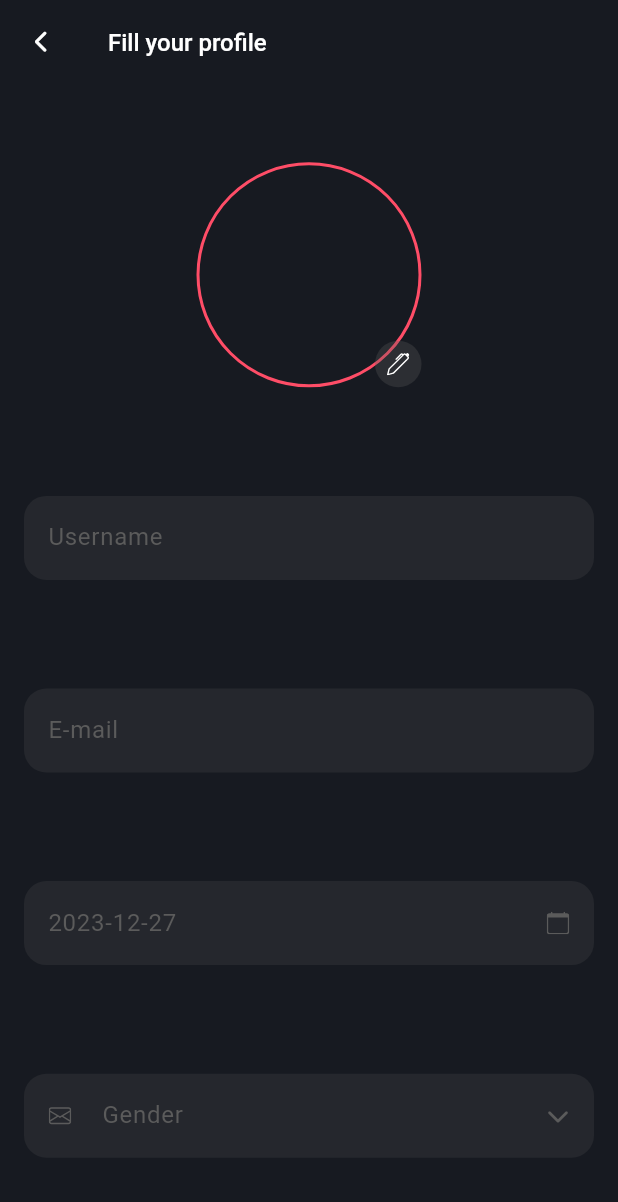
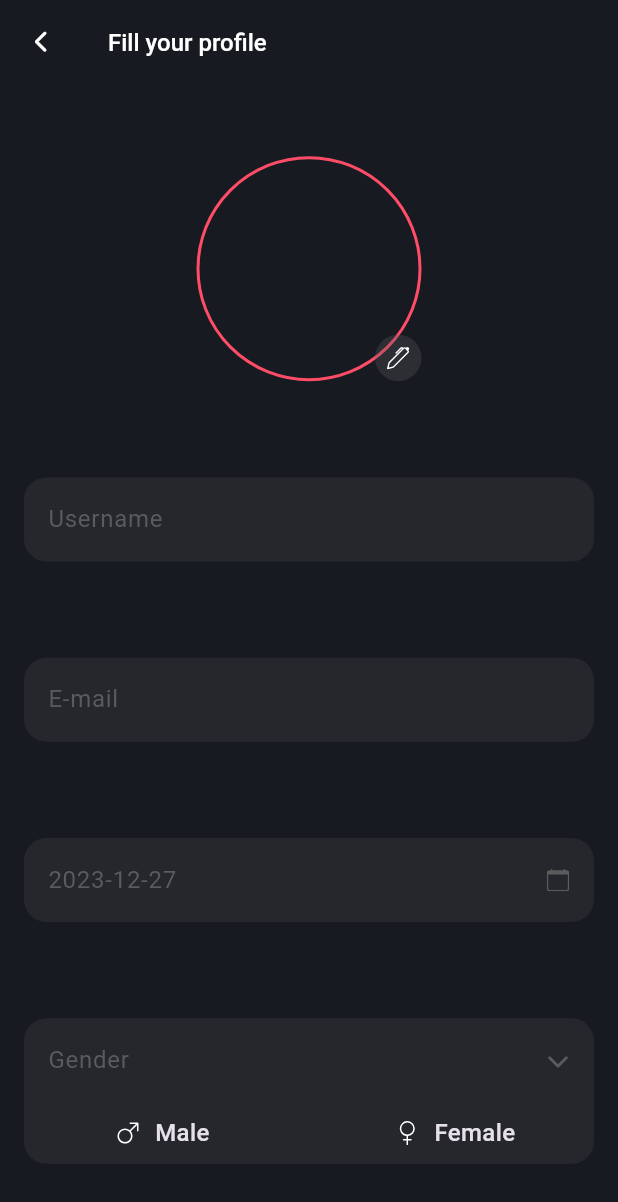
Before and after one commit to hafedh049/luxy, a Flutter app: the SignUp screen opened directly, on a phone screen of 412 x 824 dp. Shown: the top 1202 px of the screen. Run offline on Flutter 3.47's test engine with Material 3 defaults, Android fonts, the phone set to English and light mode, and no system bars; our stand-ins replace animated_toggle_switch, flutter_animate, fluttertoast, google_nav_bar, hive, icons_plus and 2 more; accounts and stored records are empty.

Commit message:
AddedM lib/utils/helpers/button.dart MM lib/views/auth/sign_up.dart

```diff
--- /dev/null
+++ b/lib/utils/helpers/button.dart
@@ -0,0 +1,61 @@
+import 'package:flutter/gestures.dart';
+import 'package:flutter/material.dart';
+import 'package:flutter_animate/flutter_animate.dart';
+import 'package:luxy/utils/globals.dart';
+
+class Buttoned extends StatefulWidget {
+  const Buttoned({super.key, required this.icon, required this.text, required this.callback, this.fontSize = 16});
+  final String text;
+  final IconData icon;
+  final void Function() callback;
+  final double fontSize;
+  @override
+  State<Buttoned> createState() => _ButtonedState();
+}
+
+class _ButtonedState extends State<Buttoned> {
+  bool _borderState = false;
+  bool _colorState = false;
+
+  @override
+  Widget build(BuildContext context) {
+    return GestureDetector(
+      onLongPressDown: (LongPressDownDetails details) async {
+        setState(() => _colorState = true);
+        await Future.delayed(300.ms);
+        setState(() => _borderState = true);
+      },
+      onLongPressUp: () async {
+        setState(() => _colorState = false);
+        await Future.delayed(300.ms);
+        setState(() => _borderState = false);
+        widget.callback();
+      },
+      onTapUp: (TapUpDetails details) async {
+        setState(() => _colorState = false);
+        await Future.delayed(700.ms);
+        setState(() => _borderState = false);
+        widget.callback();
+      },
+      onTapDown: (TapDownDetails details) async {
+        setState(() => _colorState = true);
+        await Future.delayed(300.ms);
+        setState(() => _borderState = true);
+      },
+      child: AnimatedContainer(
+        duration: 500.ms,
+        padding: const EdgeInsets.symmetric(vertical: 8),
+        alignment: Alignment.center,
+        decoration: BoxDecoration(border: Border.all(width: 1, color: _borderState ? pink : transparent), borderRadius: BorderRadius.circular(15), color: _colorState ? pink : transparent),
+        child: Row(
+          mainAxisSize: MainAxisSize.min,
+          children: <Widget>[
+            Icon(widget.icon, size: widget.fontSize, color: _colorState ? dark : null),
+            const SizedBox(width: 10),
+            Text(widget.text, style: TextStyle(fontWeight: FontWeight.w500, fontSize: widget.fontSize, color: _colorState ? dark : null)),
+          ],
+        ),
+      ),
+    );
+  }
+}
--- a/lib/views/auth/sign_up.dart
+++ b/lib/views/auth/sign_up.dart
@@ -4,6 +4,7 @@ import 'package:flutter/material.dart';
 import 'package:flutter_animate/flutter_animate.dart';
 import 'package:icons_plus/icons_plus.dart';
 import 'package:luxy/utils/globals.dart';
+import 'package:luxy/utils/helpers/button.dart';
 
 class SignUp extends StatefulWidget {
   const SignUp({super.key});
@@ -27,6 +28,7 @@ class _SignUpState extends State<SignUp> {
     super.dispose();
   }
 
+  int _gender = -1;
   File? profilePicture;
   @override
   Widget build(BuildContext context) {
@@ -148,12 +150,19 @@ class _SignUpState extends State<SignUp> {
                           border: InputBorder.none,
                           hintText: "Gender",
                           hintStyle: const TextStyle(color: grey),
-                          prefixIcon: Icon(Bootstrap.envelope, size: 15, color: grey),
+                          prefixIcon: _gender == -1 ? null : Icon(_gender == 0 ? Bootstrap.gender_male : Bootstrap.gender_female, size: 15, color: grey),
                           suffixIcon: IconButton(
                             onPressed: () => _(() {}),
                             icon: const Icon(FontAwesome.chevron_down_solid, size: 15, color: grey),
                           ),
                         ),
+                      ),
+                      Row(
+                        children: <Widget>[
+                          Expanded(child: Buttoned(text: "Male", icon: Bootstrap.gender_male, callback: () {})),
+                          const SizedBox(width: 10),
+                          Expanded(child: Buttoned(text: "Female", icon: Bootstrap.gender_female, callback: () {})),
+                        ],
                       ),
                     ],
                   ),
```
